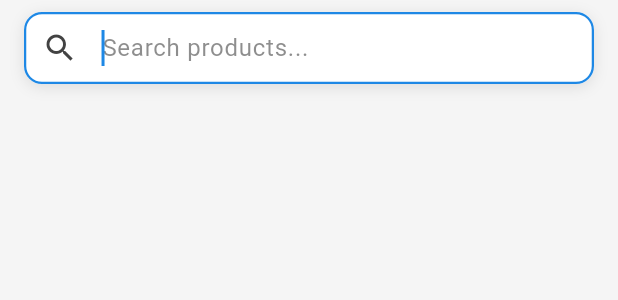
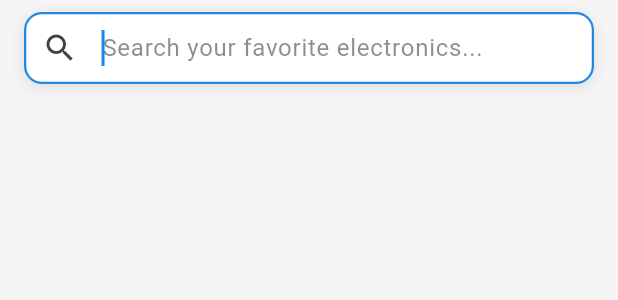
Before and after one commit to mati-tech/flutter_fifthpr, a Flutter app: the SearchBarWidget widget shown alone on an empty page, opened directly, on a phone screen of 412 x 824 dp. Shown: the top 300 px of the screen. Run offline on Flutter 3.47's test engine with Material 3 defaults, Android fonts, the phone set to English and light mode, and no system bars; our stand-ins replace cached_network_image; accounts and stored records are empty; network calls fail.

Commit message:
commit before using the new design from the storely and the adaption for web mobile and tablet.:

```diff
--- a/lib/features/home/screens/home_screen.dart
+++ b/lib/features/home/screens/home_screen.dart
@@ -218,15 +218,18 @@ class _HomeScreenState extends State<HomeScreen> {
     final authContainer = Provider.of<AuthContainer>(context);
 
     return Scaffold(
+      // The top part of the app with the profile app button and the search button to search for the products
       appBar: AppBar(
         title: const Text('StorelyTech'),
         actions: [
+          //profile
           IconButton(
             icon: const Icon(Icons.person_outline),
             onPressed: () {
               Navigator.pushNamed(context, '/profile');
             },
           ),
+          //search
           IconButton(
             icon: const Icon(Icons.search),
             onPressed: () {
@@ -238,6 +241,7 @@ class _HomeScreenState extends State<HomeScreen> {
               );
             },
           ),
+
         ],
       ),
       body: SingleChildScrollView(
--- a/lib/features/home/screens/search_results_screen.dart
+++ b/lib/features/home/screens/search_results_screen.dart
@@ -16,7 +16,7 @@ class SearchResultsScreen extends StatelessWidget {
 
     return Scaffold(
       appBar: AppBar(
-        title: const Text('Search Products'),
+        title: const Text('Search your electronics...'),
         leading: IconButton(
           icon: const Icon(Icons.arrow_back),
           onPressed: () {
--- a/lib/features/home/widgets/search_bar.dart
+++ b/lib/features/home/widgets/search_bar.dart
@@ -62,15 +62,15 @@ class _SearchBarWidgetState extends State<SearchBarWidget> {
         controller: _searchController,
         focusNode: _focusNode,
         decoration: InputDecoration(
-          hintText: 'Search products...',
+          hintText: 'Search your favorite electronics...',
           prefixIcon: const Icon(Icons.search, color: AppTheme.secondaryColor),
           suffixIcon: homeContainer.searchQuery.isNotEmpty
               ? IconButton(
-            icon: Icon(Icons.close, color: AppTheme.secondaryColor),
-            onPressed: () {
-              _searchController.clear();
-              homeContainer.clearFilters();
-              _focusNode.unfocus();
+                icon: Icon(Icons.close, color: AppTheme.secondaryColor),
+                onPressed: () {
+                  _searchController.clear();
+                  homeContainer.clearFilters();
+                  _focusNode.unfocus();
             },
           )
               : null,
```
